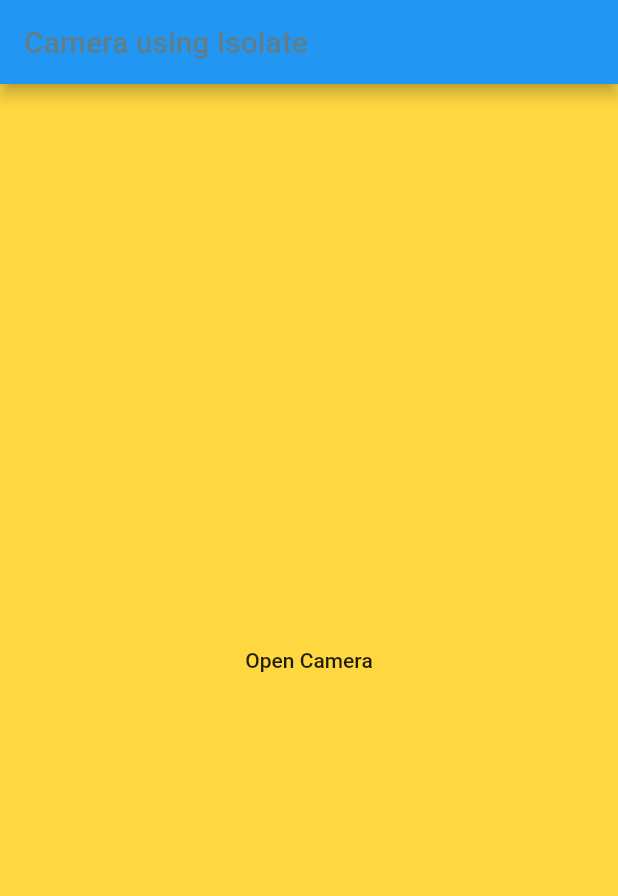
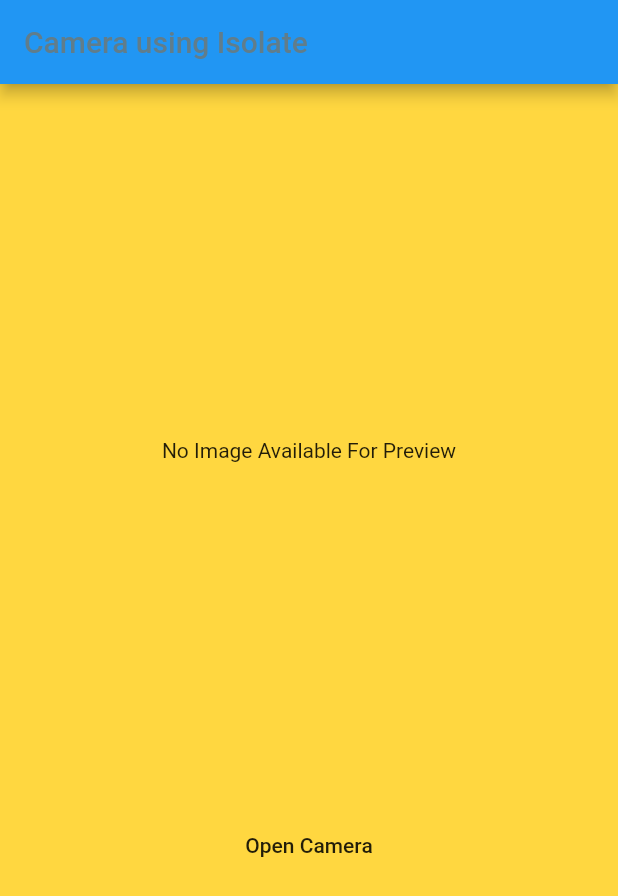
Before and after one commit to udit-raj-simform/Isolate-tutorial, a Flutter app: the screen it shows after launch, after a tap on "Open Camera", on a phone screen of 412 x 824 dp. Shown: the top 896 px of the screen. Run offline on Flutter 3.47's test engine with Material 2 defaults, Android fonts, the phone set to English and light mode, and no system bars; our stand-ins replace image_picker.

Commit message:
add functionality

```diff
--- a/isolate_tutorial/lib/screens/home_screen.dart
+++ b/isolate_tutorial/lib/screens/home_screen.dart
@@ -1,7 +1,28 @@
 import 'package:isolate_tutorial/util/exports.dart';
 
-class HomeScreen extends StatelessWidget {
+class HomeScreen extends StatefulWidget {
   const HomeScreen({super.key});
+
+  @override
+  State<HomeScreen> createState() => _HomeScreenState();
+}
+
+class _HomeScreenState extends State<HomeScreen> {
+  File? _image;
+  final imagePicker = ImagePicker();
+
+  @override
+  void initState() {
+    super.initState();
+  }
+
+  Future<void> getImage() async {
+    debugPrint("waiting to receive image");
+    final image = await imagePicker.pickImage(source: ImageSource.camera);
+    setState(() {
+      _image = File(image!.path);
+    });
+  }
 
   @override
   Widget build(BuildContext context) {
@@ -19,14 +40,20 @@ class HomeScreen extends StatelessWidget {
       ),
       body: Center(
         child: Container(
-          padding: const EdgeInsets.all(5),
-          child: MaterialButton(
-            onPressed: () {
-              debugPrint("Button has been clicked");
-            },
-            child: const Text("Open Camera"),
-          ),
-        ),
+            padding: const EdgeInsets.all(5),
+            child: Column(
+              mainAxisAlignment: MainAxisAlignment.spaceEvenly,
+              crossAxisAlignment: CrossAxisAlignment.center,
+              children: [
+                _image == null
+                    ? const Text("No Image Available For Preview")
+                    : Image.file(_image!),
+                MaterialButton(
+                  onPressed: () => getImage(),
+                  child: const Text("Open Camera"),
+                ),
+              ],
+            )),
       ),
     );
   }
--- a/isolate_tutorial/lib/util/exports.dart
+++ b/isolate_tutorial/lib/util/exports.dart
@@ -1,2 +1,4 @@
 export 'package:flutter/material.dart';
 export 'package:isolate_tutorial/screens/home_screen.dart';
+export 'dart:io';
+export 'package:image_picker/image_picker.dart';
```
Also changed, not shown: 1 other file.
